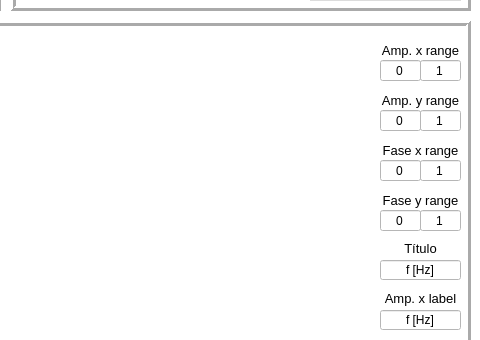
Before: the Qt Designer form ui/mainwindow.ui in pabgonzalez/Plot_Tool, drawn with Qt 5; both pictures show x 800 to 1280 and y 160 to 500 of the 1280 by 700 pixel window.
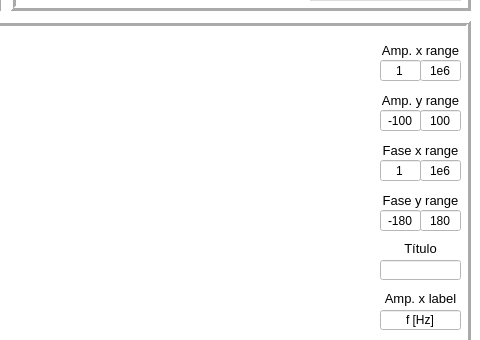
After: the same form once the commit is applied.

Commit message: cambios minimos

```diff
--- a/ui/mainwindow.ui
+++ b/ui/mainwindow.ui
@@ -1397,7 +1397,7 @@
        <set>Qt::ImhFormattedNumbersOnly</set>
       </property>
       <property name="text">
-       <string>0</string>
+       <string>1</string>
       </property>
       <property name="alignment">
        <set>Qt::AlignCenter</set>
@@ -1470,7 +1470,7 @@
        <set>Qt::ImhFormattedNumbersOnly</set>
       </property>
       <property name="text">
-       <string>0</string>
+       <string>1</string>
       </property>
       <property name="alignment">
        <set>Qt::AlignCenter</set>
@@ -1533,7 +1533,7 @@
        <set>Qt::ImhFormattedNumbersOnly</set>
       </property>
       <property name="text">
-       <string>1</string>
+       <string>100</string>
       </property>
       <property name="alignment">
        <set>Qt::AlignCenter</set>
@@ -1596,7 +1596,7 @@
        <set>Qt::ImhFormattedNumbersOnly</set>
       </property>
       <property name="text">
-       <string>1</string>
+       <string>180</string>
       </property>
       <property name="alignment">
        <set>Qt::AlignCenter</set>
@@ -1637,7 +1637,7 @@
        <set>Qt::ImhFormattedNumbersOnly</set>
       </property>
       <property name="text">
-       <string>1</string>
+       <string>1e6</string>
       </property>
       <property name="alignment">
        <set>Qt::AlignCenter</set>
@@ -1672,7 +1672,7 @@
        <set>Qt::ImhFormattedNumbersOnly</set>
       </property>
       <property name="text">
-       <string>1</string>
+       <string>1e6</string>
       </property>
       <property name="alignment">
        <set>Qt::AlignCenter</set>
@@ -1707,7 +1707,7 @@
        <set>Qt::ImhFormattedNumbersOnly</set>
       </property>
       <property name="text">
-       <string>0</string>
+       <string>-180</string>
       </property>
       <property name="alignment">
        <set>Qt::AlignCenter</set>
@@ -1726,7 +1726,7 @@
        <set>Qt::ImhFormattedNumbersOnly</set>
       </property>
       <property name="text">
-       <string>0</string>
+       <string>-100</string>
       </property>
       <property name="alignment">
        <set>Qt::AlignCenter</set>
@@ -1786,7 +1786,7 @@
        </rect>
       </property>
       <property name="text">
-       <string>f [Hz]</string>
+       <string/>
       </property>
       <property name="alignment">
        <set>Qt::AlignCenter</set>
```
The commit also changes 1 other file.
